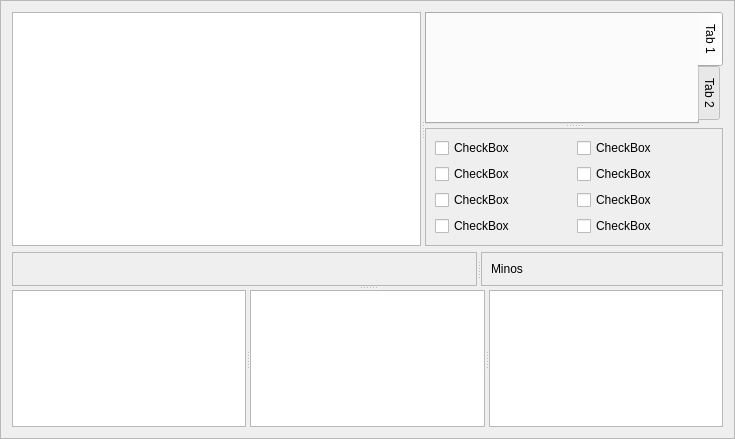
zsteva/backup-minos2, file mqt/MqtLogger/tsinglelogframe.ui: the form before one commit.
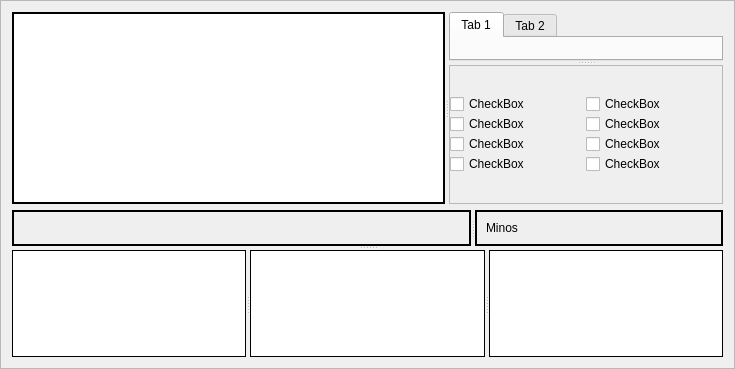
The form after the commit. Custom widgets are drawn as their Qt base class.

Commit message: Splitters and framing

```diff
--- a/mqt/MqtLogger/tsinglelogframe.ui
+++ b/mqt/MqtLogger/tsinglelogframe.ui
@@ -7,7 +7,7 @@
     <x>0</x>
     <y>0</y>
     <width>735</width>
-    <height>439</height>
+    <height>369</height>
    </rect>
   </property>
   <property name="windowTitle">
@@ -25,7 +25,7 @@
      <property name="orientation">
       <enum>Qt::Vertical</enum>
      </property>
-     <widget class="QWidget" name="">
+     <widget class="QWidget" name="layoutWidget">
       <layout class="QVBoxLayout" name="verticalLayout_2">
        <item>
         <widget class="MinosSplitter" name="splitter_2">
@@ -38,14 +38,27 @@
          <property name="orientation">
           <enum>Qt::Horizontal</enum>
          </property>
-         <widget class="QTableWidget" name="tableWidget"/>
-         <widget class="MinosSplitter" name="splitter">
+         <widget class="QTableWidget" name="tableWidget">
+          <property name="frameShape">
+           <enum>QFrame::Box</enum>
+          </property>
+          <property name="frameShadow">
+           <enum>QFrame::Plain</enum>
+          </property>
+          <property name="lineWidth">
+           <number>2</number>
+          </property>
+          <property name="midLineWidth">
+           <number>2</number>
+          </property>
+         </widget>
+         <widget class="MinosSplitter" name="FilterSplitter">
           <property name="orientation">
            <enum>Qt::Vertical</enum>
           </property>
           <widget class="QTabWidget" name="tabWidget">
            <property name="tabPosition">
-            <enum>QTabWidget::East</enum>
+            <enum>QTabWidget::North</enum>
            </property>
            <property name="usesScrollButtons">
             <bool>false</bool>
@@ -61,7 +74,13 @@
             </attribute>
            </widget>
           </widget>
-          <widget class="QFrame" name="frame_2">
+          <widget class="QFrame" name="MultFilters">
+           <property name="sizePolicy">
+            <sizepolicy hsizetype="MinimumExpanding" vsizetype="MinimumExpanding">
+             <horstretch>0</horstretch>
+             <verstretch>0</verstretch>
+            </sizepolicy>
+           </property>
            <property name="frameShape">
             <enum>QFrame::StyledPanel</enum>
            </property>
@@ -69,10 +88,31 @@
             <enum>QFrame::Raised</enum>
            </property>
            <layout class="QVBoxLayout" name="verticalLayout_4">
+            <property name="spacing">
+             <number>0</number>
+            </property>
+            <property name="leftMargin">
+             <number>0</number>
+            </property>
+            <property name="topMargin">
+             <number>0</number>
+            </property>
+            <property name="rightMargin">
+             <number>0</number>
+            </property>
+            <property name="bottomMargin">
+             <number>0</number>
+            </property>
             <item>
              <layout class="QVBoxLayout" name="verticalLayout">
+              <property name="spacing">
+               <number>0</number>
+              </property>
               <item>
                <layout class="QHBoxLayout" name="horizontalLayout">
+                <property name="spacing">
+                 <number>0</number>
+                </property>
                 <item>
                  <widget class="QCheckBox" name="checkBox">
                   <property name="text">
@@ -91,6 +131,9 @@
               </item>
               <item>
                <layout class="QHBoxLayout" name="horizontalLayout_2">
+                <property name="spacing">
+                 <number>0</number>
+                </property>
                 <item>
                  <widget class="QCheckBox" name="checkBox_3">
                   <property name="text">
@@ -109,6 +152,9 @@
               </item>
               <item>
                <layout class="QHBoxLayout" name="horizontalLayout_3">
+                <property name="spacing">
+                 <number>0</number>
+                </property>
                 <item>
                  <widget class="QCheckBox" name="checkBox_5">
                   <property name="text">
@@ -127,6 +173,9 @@
               </item>
               <item>
                <layout class="QHBoxLayout" name="horizontalLayout_4">
+                <property name="spacing">
+                 <number>0</number>
+                </property>
                 <item>
                  <widget class="QCheckBox" name="checkBox_7">
                   <property name="text">
@@ -157,25 +206,52 @@
          </property>
          <widget class="QSOLogFrame" name="frame">
           <property name="frameShape">
-           <enum>QFrame::StyledPanel</enum>
+           <enum>QFrame::Box</enum>
           </property>
           <property name="frameShadow">
-           <enum>QFrame::Raised</enum>
+           <enum>QFrame::Plain</enum>
+          </property>
+          <property name="lineWidth">
+           <number>2</number>
+          </property>
+          <property name="midLineWidth">
+           <number>2</number>
           </property>
          </widget>
          <widget class="QFrame" name="frame_3">
           <property name="frameShape">
-           <enum>QFrame::StyledPanel</enum>
+           <enum>QFrame::Box</enum>
           </property>
           <property name="frameShadow">
-           <enum>QFrame::Raised</enum>
+           <enum>QFrame::Plain</enum>
+          </property>
+          <property name="lineWidth">
+           <number>2</number>
+          </property>
+          <property name="midLineWidth">
+           <number>2</number>
           </property>
           <layout class="QVBoxLayout" name="verticalLayout_5">
            <item>
-            <widget class="QLabel" name="label">
+            <widget class="QLabel" name="CribLabel">
+             <property name="frameShape">
+              <enum>QFrame::NoFrame</enum>
+             </property>
+             <property name="lineWidth">
+              <number>2</number>
+             </property>
+             <property name="midLineWidth">
+              <number>2</number>
+             </property>
              <property name="text">
               <string>Minos</string>
              </property>
+             <property name="textFormat">
+              <enum>Qt::RichText</enum>
+             </property>
+             <property name="wordWrap">
+              <bool>true</bool>
+             </property>
             </widget>
            </item>
           </layout>
@@ -188,9 +264,39 @@
       <property name="orientation">
        <enum>Qt::Horizontal</enum>
       </property>
-      <widget class="QTableWidget" name="tableWidget_4"/>
-      <widget class="QTableWidget" name="tableWidget_3"/>
-      <widget class="QTableWidget" name="tableWidget_2"/>
+      <widget class="QTableWidget" name="tableWidget_4">
+       <property name="frameShape">
+        <enum>QFrame::Box</enum>
+       </property>
+       <property name="frameShadow">
+        <enum>QFrame::Plain</enum>
+       </property>
+       <property name="midLineWidth">
+        <number>1</number>
+       </property>
+      </widget>
+      <widget class="QTableWidget" name="tableWidget_3">
+       <property name="frameShape">
+        <enum>QFrame::Box</enum>
+       </property>
+       <property name="frameShadow">
+        <enum>QFrame::Plain</enum>
+       </property>
+       <property name="midLineWidth">
+        <number>1</number>
+       </property>
+      </widget>
+      <widget class="QTableWidget" name="tableWidget_2">
+       <property name="frameShape">
+        <enum>QFrame::Box</enum>
+       </property>
+       <property name="frameShadow">
+        <enum>QFrame::Plain</enum>
+       </property>
+       <property name="midLineWidth">
+        <number>1</number>
+       </property>
+      </widget>
      </widget>
     </widget>
    </item>
```
Left out of the diff: 10 changed lines with no effect on the pictures. The commit also changes 2 other files.
